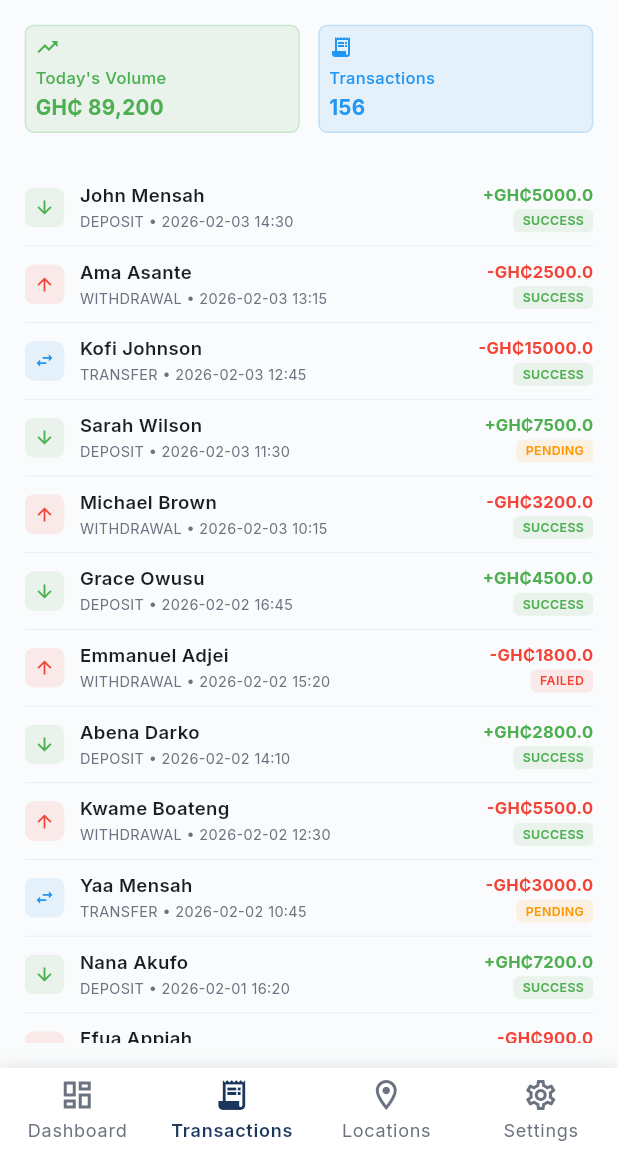
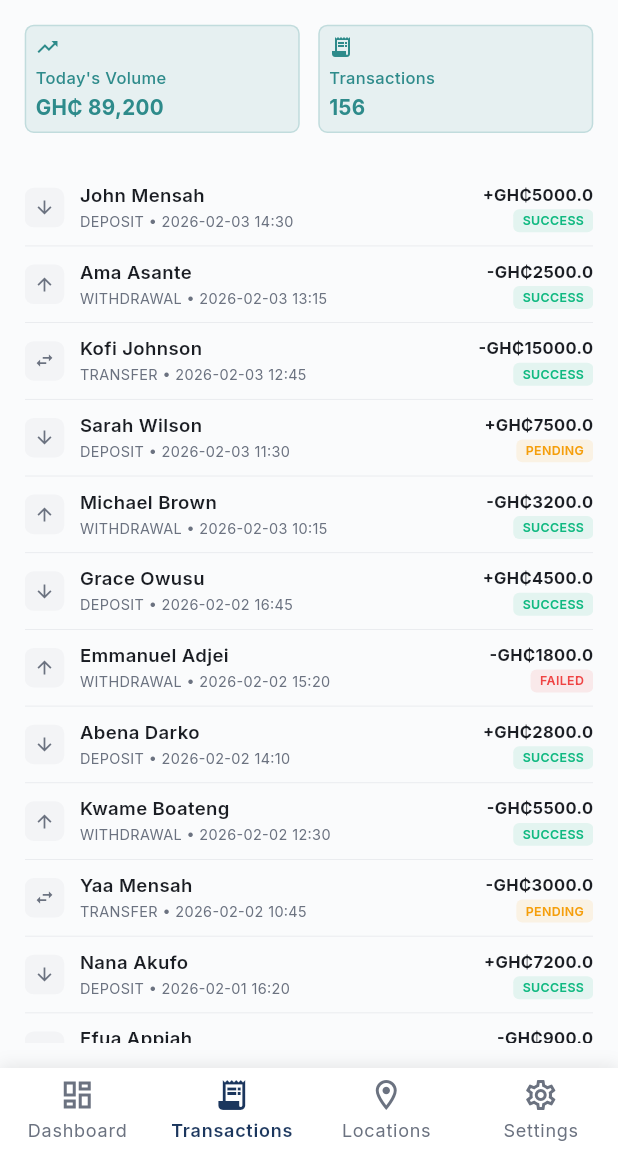
Before and after one commit to Cyrilkwashie/bankingsuperapp, a Flutter app: the AgencyTransactionsScreen screen opened by its route, on a phone screen of 412 x 824 dp, the part 84-1236 px from its top. Run offline on Flutter 3.47's test engine with Material 3 defaults, Android fonts, the phone set to English and light mode, and no system bars; our stand-ins replace connectivity_plus, google_fonts, local_auth, shared_preferences, sizer; missing offline and left inert: universal_html; accounts and stored records are empty.

Commit message:
feat: Update transaction screens to support dark mode and improve color consistency

```diff
--- a/lib/presentation/agency/transactions/agency_transactions_screen.dart
+++ b/lib/presentation/agency/transactions/agency_transactions_screen.dart
@@ -177,6 +177,7 @@ class _AgencyTransactionsScreenState extends State<AgencyTransactionsScreen> {
   @override
   Widget build(BuildContext context) {
     final theme = Theme.of(context);
+    final isDark = theme.brightness == Brightness.dark;
 
     return PopScope(
       canPop: false,
@@ -237,7 +238,8 @@ class _AgencyTransactionsScreenState extends State<AgencyTransactionsScreen> {
                         'Today\'s Volume',
                         'GH₵ 89,200',
                         Icons.trending_up,
-                        Colors.green,
+                        const Color(0xFF2E8B8B),
+                        isDark,
                       ),
                     ),
                     SizedBox(width: 3.w),
@@ -246,7 +248,8 @@ class _AgencyTransactionsScreenState extends State<AgencyTransactionsScreen> {
                         'Transactions',
                         '156',
                         Icons.receipt_long,
-                        Colors.blue,
+                        const Color(0xFF2E8B8B),
+                        isDark,
                       ),
                     ),
                   ],
@@ -280,26 +283,27 @@ class _AgencyTransactionsScreenState extends State<AgencyTransactionsScreen> {
     String title,
     String value,
     IconData icon,
-    Color color,
+    Color brandColor,
+    bool isDark,
   ) {
     return Container(
       padding: EdgeInsets.all(1.5.w),
       decoration: BoxDecoration(
-        color: color.withValues(alpha: 0.1),
+        color: brandColor.withValues(alpha: 0.1),
         borderRadius: BorderRadius.circular(6),
-        border: Border.all(color: color.withValues(alpha: 0.2), width: 1),
+        border: Border.all(color: brandColor.withValues(alpha: 0.2), width: 1),
       ),
       child: Column(
         crossAxisAlignment: CrossAxisAlignment.start,
         children: [
-          Icon(icon, color: color, size: 16),
+          Icon(icon, color: brandColor, size: 16),
           SizedBox(height: 0.5.h),
           Text(
             title,
             style: GoogleFonts.inter(
               fontSize: 8.sp,
               fontWeight: FontWeight.w500,
-              color: color,
+              color: brandColor,
             ),
           ),
           SizedBox(height: 0.2.h),
@@ -308,7 +312,7 @@ class _AgencyTransactionsScreenState extends State<AgencyTransactionsScreen> {
             style: GoogleFonts.inter(
               fontSize: 10.sp,
               fontWeight: FontWeight.w700,
-              color: color,
+              color: brandColor,
             ),
           ),
         ],
@@ -321,6 +325,9 @@ class _AgencyTransactionsScreenState extends State<AgencyTransactionsScreen> {
     final isPending = transaction['status'] == 'pending';
     final theme = Theme.of(context);
     final isDark = theme.brightness == Brightness.dark;
+    final iconColor = isDark
+        ? const Color(0xFF9CA3AF)
+        : const Color(0xFF6B7280);
 
     return GestureDetector(
       onTap: () => Navigator.of(context).push(
@@ -338,14 +345,14 @@ class _AgencyTransactionsScreenState extends State<AgencyTransactionsScreen> {
                 Container(
                   padding: EdgeInsets.all(1.5.w),
                   decoration: BoxDecoration(
-                    color: _getTransactionColor(
-                      transaction['type'],
-                    ).withValues(alpha: 0.1),
+                    color: isDark
+                        ? const Color(0xFF374151)
+                        : const Color(0xFFF3F4F6),
                     borderRadius: BorderRadius.circular(6),
                   ),
                   child: Icon(
                     _getTransactionIcon(transaction['type']),
-                    color: _getTransactionColor(transaction['type']),
+                    color: iconColor,
                     size: 14,
                   ),
                 ),
@@ -386,9 +393,7 @@ class _AgencyTransactionsScreenState extends State<AgencyTransactionsScreen> {
                       style: GoogleFonts.inter(
                         fontSize: 8.sp,
                         fontWeight: FontWeight.w700,
-                        color: transaction['type'] == 'deposit'
-                            ? Colors.green
-                            : Colors.red,
+                        color: isDark ? Colors.white : const Color(0xFF1A1D23),
                       ),
                     ),
                     SizedBox(height: 0.2.h),
@@ -399,10 +404,10 @@ class _AgencyTransactionsScreenState extends State<AgencyTransactionsScreen> {
                       ),
                       decoration: BoxDecoration(
                         color: isSuccess
-                            ? Colors.green.withValues(alpha: 0.1)
+                            ? const Color(0xFF10B981).withValues(alpha: 0.1)
                             : isPending
-                            ? Colors.orange.withValues(alpha: 0.1)
-                            : Colors.red.withValues(alpha: 0.1),
+                            ? const Color(0xFFF59E0B).withValues(alpha: 0.1)
+                            : const Color(0xFFEF4444).withValues(alpha: 0.1),
                         borderRadius: BorderRadius.circular(4),
                       ),
                       child: Text(
@@ -412,10 +417,10 @@ class _AgencyTransactionsScreenState extends State<AgencyTransactionsScreen> {
                           fontSize: 6.sp,
                           fontWeight: FontWeight.w600,
                           color: isSuccess
-                              ? Colors.green
+                              ? const Color(0xFF10B981)
                               : isPending
-                              ? Colors.orange
-                              : Colors.red,
+                              ? const Color(0xFFF59E0B)
+                              : const Color(0xFFEF4444),
                         ),
                       ),
                     ),
@@ -434,19 +439,6 @@ class _AgencyTransactionsScreenState extends State<AgencyTransactionsScreen> {
     );
   }
 
-  Color _getTransactionColor(String? type) {
-    switch (type) {
-      case 'deposit':
-        return Colors.green;
-      case 'withdrawal':
-        return Colors.red;
-      case 'transfer':
-        return Colors.blue;
-      default:
-        return Colors.grey;
-    }
-  }
-
   IconData _getTransactionIcon(String? type) {
     switch (type) {
       case 'deposit':
```
Also changed, not shown: lib/presentation/merchant/transactions/merchant_transactions_screen.dart (+26 -30 lines), lib/presentation/smart_branch/transactions/smart_branch_transactions_screen.dart (+26 -34 lines).
